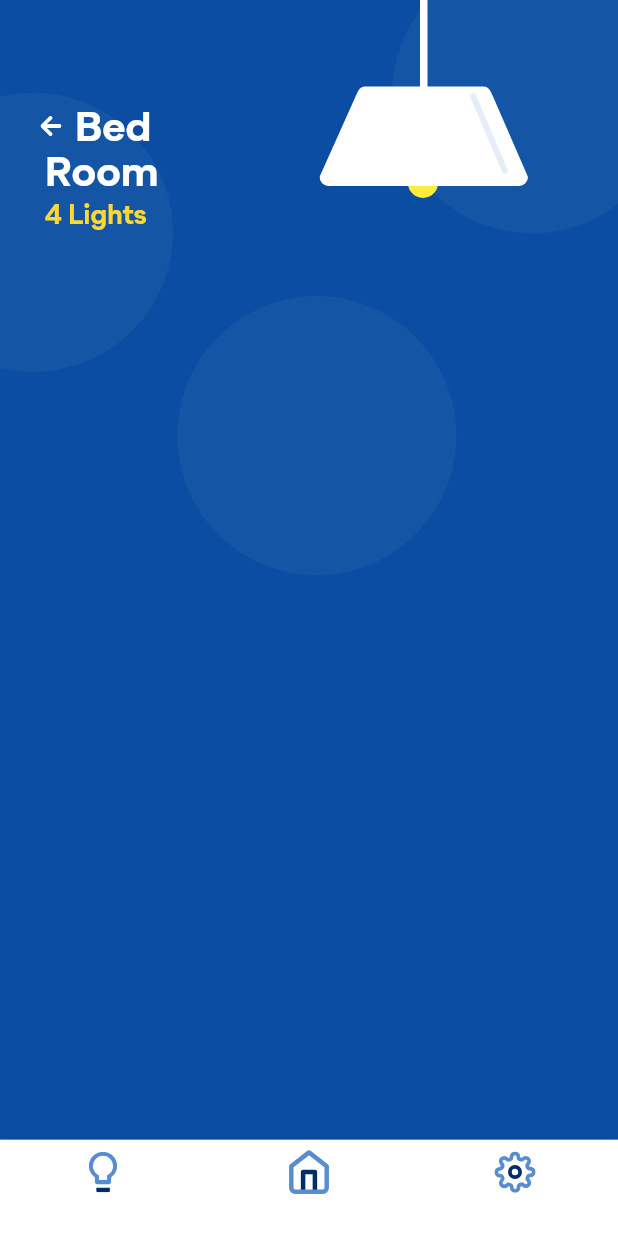
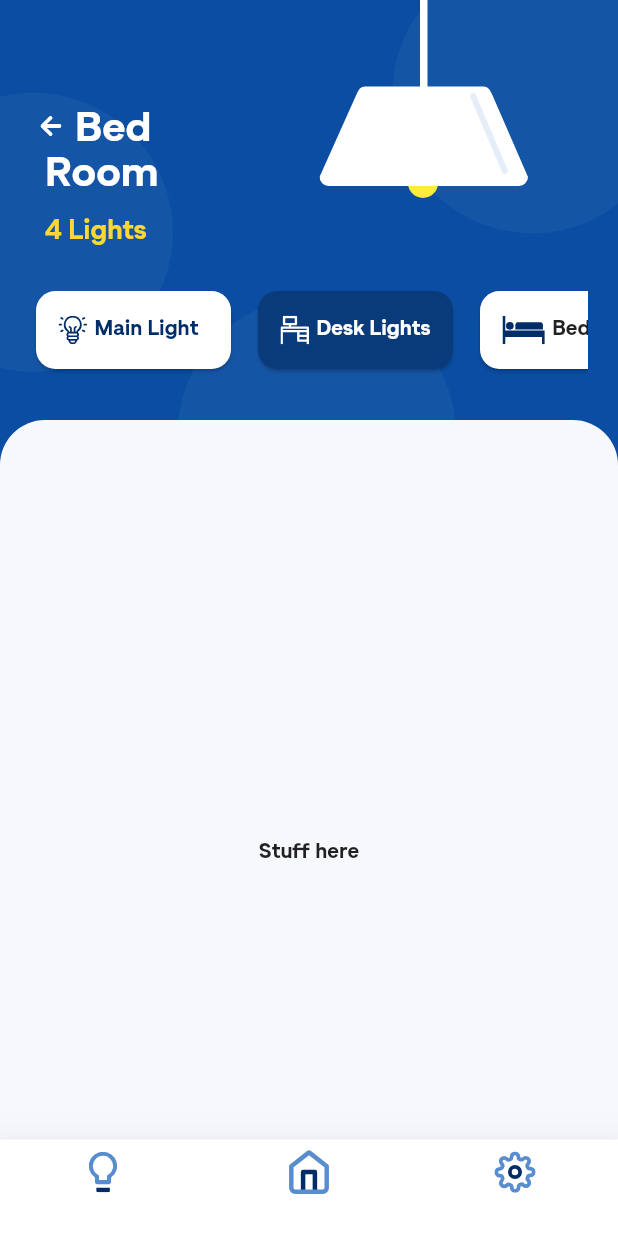
Before and after one commit to CodeSadhu/FolkDev-Assignment, a Flutter app: the BedRoom screen opened directly, on a phone screen of 412 x 824 dp. Shown: the top 1233 px of the screen. Run offline on Flutter 3.47's test engine with Material 2 defaults, Android fonts, the phone set to English and light mode, and no system bars; our stand-ins replace flutter_svg.

Commit message:
Second page main content remaining

```diff
--- a/lib/screens/bed-room.dart
+++ b/lib/screens/bed-room.dart
@@ -64,7 +64,7 @@ class _BedRoomState extends State<BedRoom> {
             ),
             Positioned(
               left: 30.0,
-              top: 130.0,
+              top: 140.0,
               child: Text(
                 '4 Lights',
                 style: TextStyle(
@@ -90,6 +90,96 @@ class _BedRoomState extends State<BedRoom> {
               top: 0.0,
               child: SvgPicture.asset(
                 'assets/lamp.svg',
+              ),
+            ),
+            Positioned(
+              top: 190.0,
+              right: 20.0,
+              left: 20.0,
+              child: Container(
+                height: 60.0,
+                width: SizeConfig.blockSizeHorizontal * 90,
+                child: ListView(
+                  scrollDirection: Axis.horizontal,
+                  children: [
+                    Card(
+                      shape: RoundedRectangleBorder(
+                        borderRadius: BorderRadius.circular(13.0)
+                      ),
+                      child: Container(
+                        height: 60.0,
+                        width: 130.0,
+                        padding: EdgeInsets.only(left: 10.0, right: 10.0),
+                        child: Row(
+                          crossAxisAlignment: CrossAxisAlignment.center,
+                          children: [
+                            SizedBox(width: 5.0),
+                            SvgPicture.asset('assets/surface1.svg', height: 19.0),
+                            SizedBox(width: 5.0),
+                            Text("Main Light", style: TextStyle(fontSize: 14.0, color: darkBlueTheme)),
+                          ],
+                        ),
+                      ),
+                    ),
+                    SizedBox(width: 10.0),
+                    Card(
+                      color: Color(0xFF093B7B),
+                      shape: RoundedRectangleBorder(
+                        borderRadius: BorderRadius.circular(13.0)
+                      ),
+                      child: Container(
+                        height: 60.0,
+                        width: 130.0,
+                        padding: EdgeInsets.symmetric(horizontal: 10.0),
+                        child: Row(
+                          crossAxisAlignment: CrossAxisAlignment.center,
+                          children: [
+                            SizedBox(width: 5.0),
+                            SvgPicture.asset('assets/desk-light.svg', height: 19.0),
+                            SizedBox(width: 5.0),
+                            Text("Desk Lights", style: TextStyle(fontSize: 14.0, color: Colors.white)),
+                          ],
+                        ),
+                      ),
+                    ),
+                    SizedBox(width: 10.0),
+                    Card(
+                      // color: Color(0xFF093B7B),
+                      shape: RoundedRectangleBorder(
+                        borderRadius: BorderRadius.circular(13.0)
+                      ),
+                      child: Container(
+                        height: 60.0,
+                        width: 130.0,
+                        padding: EdgeInsets.symmetric(horizontal: 10.0),
+                        child: Row(
+                          crossAxisAlignment: CrossAxisAlignment.center,
+                          children: [
+                            SizedBox(width: 5.0),
+                            SvgPicture.asset('assets/bedIcon.svg', height: 19.0),
+                            SizedBox(width: 5.0),
+                            Text("Bed Lights", style: TextStyle(fontSize: 14.0)),
+                          ],
+                        ),
+                      ),
+                    ),
+                  ],
+                ),
+              ),
+            ),
+            Positioned(
+              top: 280.0,
+              child: Container(
+                decoration: BoxDecoration(
+                  color: popUpBackground,
+                  borderRadius: BorderRadius.only(
+                    topLeft: Radius.circular(30.0),
+                    topRight: Radius.circular(30.0),
+                  )
+                ),
+                height: SizeConfig.blockSizeVertical * 70,
+                width: SizeConfig.blockSizeHorizontal * 100,
+                child: Center(child: Text("Stuff here")),
               ),
             ),
           ],
--- a/pubspec.yaml
+++ b/pubspec.yaml
@@ -55,6 +55,10 @@ flutter:
     - assets/balcony.svg
     - assets/back-arrow.svg
     - assets/lamp.svg
+    - assets/surface1.svg
+    - assets/surface2.svg
+    - assets/bedIcon.svg
+    - assets/desk-light.svg
   #   - images/a_dot_ham.jpeg
   # An image asset can refer to one or more resolution-specific "variants", see
   # https://flutter.dev/assets-and-images/#resolution-aware.
```
Also changed, not shown: assets/bedIcon.svg (renamed from assets/bed (1).svg), assets/desk-light.svg (renamed from assets/furniture-and-household.svg).
